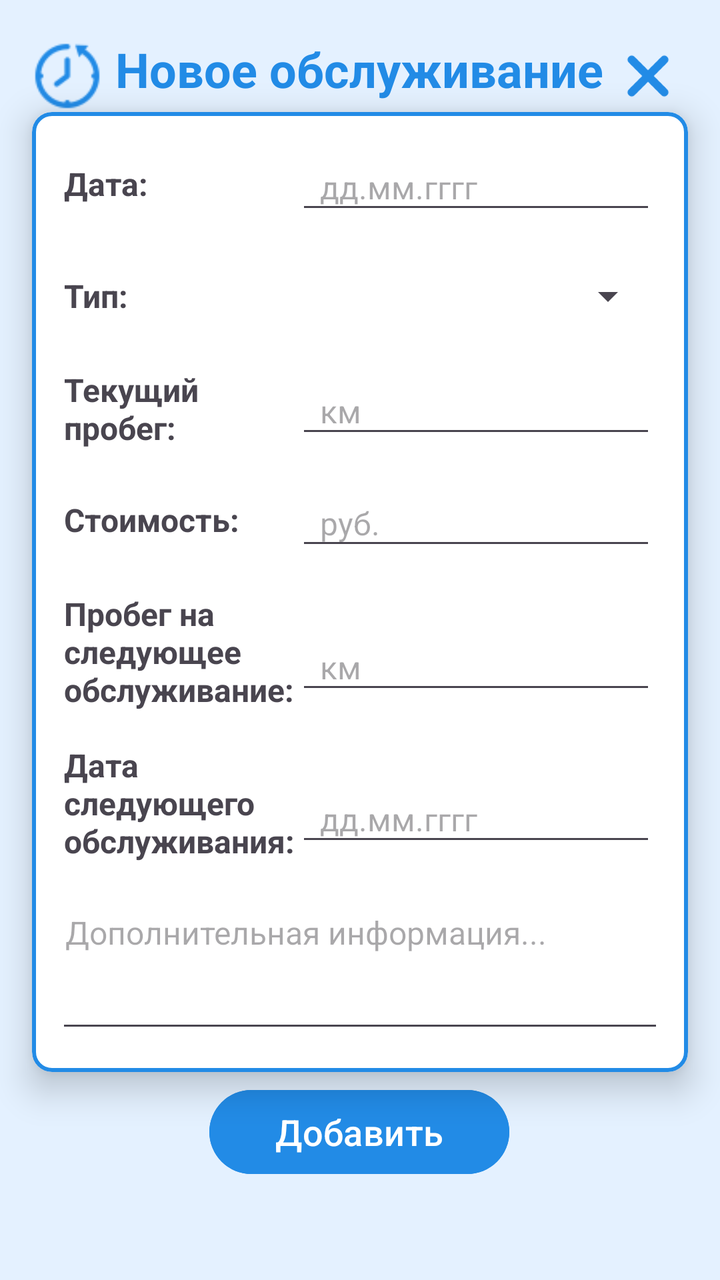
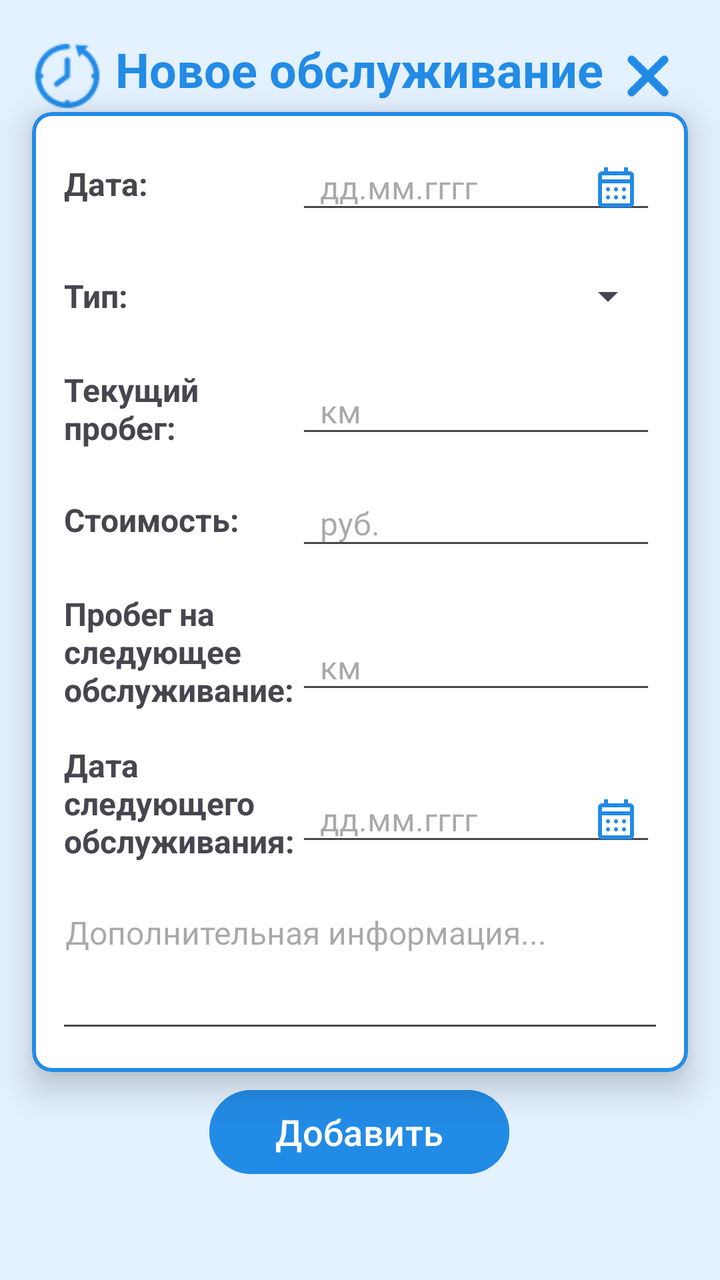

Screens rendered from an Android XML layout before and after an edit, with the pre-edit source and the edit as a unified diff.
<!-- AndroidManifest.xml: application theme Theme.MyCar -->
<!-- res/layout/activity_main_maintenance.xml -->
<?xml version="1.0" encoding="utf-8"?>
<androidx.constraintlayout.widget.ConstraintLayout xmlns:android="http://schemas.android.com/apk/res/android"
    xmlns:app="http://schemas.android.com/apk/res-auto"
    xmlns:tools="http://schemas.android.com/tools"
    android:layout_width="match_parent"
    android:layout_height="match_parent"
    android:background="#E4F1FF"
    tools:context=".MainActivityMaintenance">

    

    <ImageView
        android:id="@+id/imageView12"
        android:layout_width="40dp"
        android:layout_height="40dp"
        app:layout_constraintBottom_toBottomOf="parent"
        app:layout_constraintEnd_toEndOf="parent"
        app:layout_constraintHorizontal_bias="0.043"
        app:layout_constraintStart_toStartOf="parent"
        app:layout_constraintTop_toTopOf="parent"
        app:layout_constraintVertical_bias="0.03"
        app:srcCompat="@drawable/history" />

    <TextView
        android:id="@+id/textView2"
        android:layout_width="wrap_content"
        android:layout_height="wrap_content"
        android:text="Новое обслуживание"
        android:textColor="#228BE6"
        android:textSize="24sp"
        android:textStyle="bold"
        app:layout_constraintBottom_toBottomOf="parent"
        app:layout_constraintEnd_toEndOf="parent"
        app:layout_constraintHorizontal_bias="0.497"
        app:layout_constraintStart_toStartOf="parent"
        app:layout_constraintTop_toTopOf="parent"
        app:layout_constraintVertical_bias="0.03" />

    <androidx.cardview.widget.CardView
        android:id="@+id/cardView"
        android:layout_width="0dp"
        android:layout_height="wrap_content"
        app:cardBackgroundColor="#228BE6"
        app:layout_constraintBottom_toBottomOf="parent"
        app:layout_constraintEnd_toEndOf="parent"
        app:layout_constraintStart_toStartOf="parent"/>

    <com.google.android.material.card.MaterialCardView
        android:id="@+id/maintenanceCardView"
        android:layout_width="0dp"
        android:layout_height="480dp"
        android:layout_marginStart="16dp"
        android:layout_marginTop="32dp"
        android:layout_marginEnd="16dp"
        android:layout_marginBottom="32dp"
        app:cardBackgroundColor="@android:color/white"
        app:cardCornerRadius="10dp"
        app:cardElevation="10dp"
        app:layout_constraintBottom_toTopOf="@+id/addMaintenanceButton"
        app:layout_constraintEnd_toEndOf="parent"
        app:layout_constraintStart_toStartOf="parent"
        app:layout_constraintTop_toBottomOf="@+id/textView2"
        app:strokeColor="#228BE6"
        app:strokeWidth="2dp">

        <androidx.constraintlayout.widget.ConstraintLayout
            android:layout_width="match_parent"
            android:layout_height="match_parent"
            android:padding="16dp">

            
            <TextView
                android:id="@+id/textViewDateLabel"
                android:layout_width="100dp"
                android:layout_height="40dp"
                android:gravity="center_vertical"
                android:text="Дата:"
                android:textSize="16sp"
                android:textStyle="bold"
                app:layout_constraintStart_toStartOf="parent"
                app:layout_constraintTop_toTopOf="parent" />

            <EditText
                android:id="@+id/dateEditText"
                android:layout_width="180dp"
                android:layout_height="40dp"
                android:hint="дд.мм.гггг"
                android:inputType="number"
                android:maxLength="10"
                android:paddingStart="12dp"
                android:textSize="16sp"
                app:layout_constraintEnd_toEndOf="parent"
                app:layout_constraintTop_toTopOf="parent" />

            
            <TextView
                android:id="@+id/textViewServiceTypeLabel"
                android:layout_width="40dp"
                android:layout_height="40dp"
                android:layout_marginTop="16dp"
                android:gravity="center_vertical"
                android:text="Тип:"
                android:textSize="16sp"
                android:textStyle="bold"
                app:layout_constraintStart_toStartOf="parent"
                app:layout_constraintTop_toBottomOf="@+id/textViewDateLabel" />

            <Spinner
                android:id="@+id/serviceTypeSpinner"
                android:layout_width="250dp"
                android:layout_height="40dp"
                android:layout_marginTop="16dp"
                android:paddingStart="12dp"
                app:layout_constraintEnd_toEndOf="parent"
                app:layout_constraintTop_toBottomOf="@+id/dateEditText" />

            
            <TextView
                android:id="@+id/textViewMileageLabel"
                android:layout_width="100dp"
                android:layout_height="40dp"
                android:layout_marginTop="16dp"
                android:gravity="center_vertical"
                android:text="Текущий пробег:"
                android:textSize="16sp"
                android:textStyle="bold"
                app:layout_constraintStart_toStartOf="parent"
                app:layout_constraintTop_toBottomOf="@+id/textViewServiceTypeLabel" />

            <EditText
                android:id="@+id/mileageEditText"
                android:layout_width="180dp"
                android:layout_height="40dp"
                android:layout_marginTop="16dp"
                android:hint="км"
                android:inputType="numberDecimal"
                android:paddingStart="12dp"
                android:textSize="16sp"
                app:layout_constraintEnd_toEndOf="parent"
                app:layout_constraintTop_toBottomOf="@+id/serviceTypeSpinner" />

            
            <TextView
                android:id="@+id/textViewAmountLabel"
                android:layout_width="100dp"
                android:layout_height="40dp"
                android:layout_marginTop="16dp"
                android:gravity="center_vertical"
                android:text="Стоимость:"
                android:textSize="16sp"
                android:textStyle="bold"
                app:layout_constraintStart_toStartOf="parent"
                app:layout_constraintTop_toBottomOf="@+id/textViewMileageLabel" />

            <EditText
                android:id="@+id/amountEditText"
                android:layout_width="180dp"
                android:layout_height="40dp"
                android:layout_marginTop="16dp"
                android:hint="руб."
                android:inputType="numberDecimal"
                android:paddingStart="12dp"
                android:textSize="16sp"
                app:layout_constraintEnd_toEndOf="parent"
                app:layout_constraintTop_toBottomOf="@+id/mileageEditText" />

            
            <TextView
                android:id="@+id/textViewNextServiceLabel"
                android:layout_width="119dp"
                android:layout_height="wrap_content"
                android:layout_marginTop="16dp"
                android:gravity="center_vertical"
                android:text="Пробег на следующее обслуживание:"
                android:textSize="16sp"
                android:textStyle="bold"
                app:layout_constraintStart_toStartOf="parent"
                app:layout_constraintTop_toBottomOf="@+id/textViewAmountLabel" />

            <TextView
                android:id="@+id/textViewNextServiceLabel4"
                android:layout_width="122dp"
                android:layout_height="wrap_content"
                android:layout_marginTop="16dp"
                android:gravity="center_vertical"
                android:text="Дата следующего обслуживания:"
                android:textSize="16sp"
                android:textStyle="bold"
                app:layout_constraintStart_toStartOf="parent"
                app:layout_constraintTop_toBottomOf="@+id/textViewNextServiceLabel" />

            

            <EditText
                android:id="@+id/nextServiceMileageEditText"
                android:layout_width="180dp"
                android:layout_height="40dp"
                android:layout_marginTop="32dp"
                android:hint="км"
                android:inputType="number"
                android:maxLength="10"
                android:paddingStart="12dp"
                android:textSize="16sp"
                app:layout_constraintEnd_toEndOf="parent"
                app:layout_constraintTop_toBottomOf="@+id/amountEditText" />

            <EditText
                android:id="@+id/nextServiceDateEditText"
                android:layout_width="180dp"
                android:layout_height="40dp"
                android:layout_marginTop="36dp"
                android:hint="дд.мм.гггг"
                android:inputType="number"
                android:maxLength="10"
                android:paddingStart="12dp"
                android:textSize="16sp"
                app:layout_constraintEnd_toEndOf="parent"
                app:layout_constraintTop_toBottomOf="@+id/nextServiceMileageEditText" />

            <EditText
                android:id="@+id/descriptionEditText"
                android:layout_width="320dp"
                android:layout_height="74dp"
                android:layout_marginTop="16dp"
                android:gravity="top"
                android:hint="Дополнительная информация..."
                android:inputType="textMultiLine"
                android:paddingStart="12dp"
                android:paddingTop="8dp"
                android:textSize="16sp"
                app:layout_constraintEnd_toEndOf="parent"
                app:layout_constraintHorizontal_bias="0.49"
                app:layout_constraintStart_toStartOf="parent"
                app:layout_constraintTop_toBottomOf="@+id/textViewNextServiceLabel4" />

        </androidx.constraintlayout.widget.ConstraintLayout>
    </com.google.android.material.card.MaterialCardView>

    <Button
        android:id="@+id/addMaintenanceButton"
        android:layout_width="150dp"
        android:layout_height="50dp"
        android:backgroundTint="#228BE6"
        android:text="Добавить"
        android:textSize="18sp"
        app:layout_constraintBottom_toBottomOf="parent"
        app:layout_constraintEnd_toEndOf="parent"
        app:layout_constraintHorizontal_bias="0.498"
        app:layout_constraintStart_toStartOf="parent"
        app:layout_constraintTop_toTopOf="parent"
        app:layout_constraintVertical_bias="0.917" />

    <ImageView
        android:id="@+id/imageViewCancel"
        android:layout_width="40dp"
        android:layout_height="40dp"
        android:layout_marginEnd="16dp"
        android:contentDescription="Отмена"
        android:tint="#228BE6"
        app:layout_constraintBottom_toBottomOf="parent"
        app:layout_constraintEnd_toEndOf="parent"
        app:layout_constraintHorizontal_bias="1.0"
        app:layout_constraintStart_toEndOf="@+id/textView2"
        app:layout_constraintTop_toTopOf="parent"
        app:layout_constraintVertical_bias="0.03"
        app:srcCompat="@drawable/cancel" />

</androidx.constraintlayout.widget.ConstraintLayout>
<!-- resources referenced by this layout -->
<resources>
  <!-- drawable cancel: png bitmap (drawable, 43065 bytes) -->
  <!-- drawable history: png bitmap (drawable, 1255 bytes) -->
  <style name="Theme.MyCar" parent="Base.Theme.MyCar" />
  <style name="Base.Theme.MyCar" parent="Theme.Material3.DayNight.NoActionBar">
          
          <item name="colorPrimary">@color/my_home_bar_color</item>
          <item name="colorSecondary">@color/my_home_bar_color</item>
          <item name="android:statusBarColor">@color/my_status_bar_color</item>
          <item name="android:navigationBarColor">@color/my_status_bar_color</item>
      </style>
  <color name="my_home_bar_color">#228BE6</color>
  <color name="my_status_bar_color">#E4F1FF</color>
</resources>

<!-- the commit's change to res/layout/activity_main_maintenance.xml (unified diff, before → after) -->
@@ -84,10 +84,13 @@
                 android:id="@+id/dateEditText"
                 android:layout_width="180dp"
                 android:layout_height="40dp"
+                android:clickable="true"
+                android:drawableEnd="@drawable/calendar"
+                android:drawablePadding="4dp"
+                android:focusable="false"
                 android:hint="дд.мм.гггг"
-                android:inputType="number"
-                android:maxLength="10"
-                android:paddingStart="12dp"
+                android:paddingStart="12dp"
+                android:paddingEnd="8dp"
                 android:textSize="16sp"
                 app:layout_constraintEnd_toEndOf="parent"
                 app:layout_constraintTop_toTopOf="parent" />
@@ -209,10 +212,13 @@
                 android:layout_width="180dp"
                 android:layout_height="40dp"
                 android:layout_marginTop="36dp"
+                android:clickable="true"
+                android:drawableEnd="@drawable/calendar"
+                android:drawablePadding="4dp"
+                android:focusable="false"
                 android:hint="дд.мм.гггг"
-                android:inputType="number"
-                android:maxLength="10"
-                android:paddingStart="12dp"
+                android:paddingStart="12dp"
+                android:paddingEnd="8dp"
                 android:textSize="16sp"
                 app:layout_constraintEnd_toEndOf="parent"
                 app:layout_constraintTop_toBottomOf="@+id/nextServiceMileageEditText" />
@@ -265,4 +271,19 @@
         app:layout_constraintVertical_bias="0.03"
         app:srcCompat="@drawable/cancel" />
 
+    
+    <FrameLayout
+        android:id="@+id/progressOverlay"
+        android:layout_width="match_parent"
+        android:layout_height="match_parent"
+        android:background="#40E4F1FF"
+        android:visibility="gone"
+        android:elevation="10dp">
+        <ProgressBar
+            android:layout_width="64dp"
+            android:layout_height="64dp"
+            android:layout_gravity="center"
+            android:indeterminateTint="#228BE6" />
+    </FrameLayout>
+
 </androidx.constraintlayout.widget.ConstraintLayout>
<!-- resource entries referenced after the edit -->
@@ -1,16 +1,32 @@
 <!-- resources referenced by this layout -->
 <resources>
+  <!-- drawable calendar (drawable) -->
+  <vector xmlns:android="http://schemas.android.com/apk/res/android"
+      android:width="24dp"
+      android:height="24dp"
+      android:viewportWidth="960"
+      android:viewportHeight="960">
+    <path
+        android:pathData="M200,880q-33,0 -56.5,-23.5T120,800v-560q0,-33 23.5,-56.5T200,160h40v-80h80v80h320v-80h80v80h40q33,0 56.5,23.5T840,240v560q0,33 -23.5,56.5T760,880L200,880ZM200,800h560v-400L200,400v400ZM200,320h560v-80L200,240v80ZM200,320v-80,80ZM480,560q-17,0 -28.5,-11.5T440,520q0,-17 11.5,-28.5T480,480q17,0 28.5,11.5T520,520q0,17 -11.5,28.5T480,560ZM291.5,548.5Q280,537 280,520t11.5,-28.5Q303,480 320,480t28.5,11.5Q360,503 360,520t-11.5,28.5Q337,560 320,560t-28.5,-11.5ZM640,560q-17,0 -28.5,-11.5T600,520q0,-17 11.5,-28.5T640,480q17,0 28.5,11.5T680,520q0,17 -11.5,28.5T640,560ZM480,720q-17,0 -28.5,-11.5T440,680q0,-17 11.5,-28.5T480,640q17,0 28.5,11.5T520,680q0,17 -11.5,28.5T480,720ZM291.5,708.5Q280,697 280,680t11.5,-28.5Q303,640 320,640t28.5,11.5Q360,663 360,680t-11.5,28.5Q337,720 320,720t-28.5,-11.5ZM640,720q-17,0 -28.5,-11.5T600,680q0,-17 11.5,-28.5T640,640q17,0 28.5,11.5T680,680q0,17 -11.5,28.5T640,720Z"
+        android:fillColor="#228BE6"/>
+  </vector>
   <!-- drawable cancel: png bitmap (drawable, 43065 bytes) -->
   <!-- drawable history: png bitmap (drawable, 1255 bytes) -->
   <style name="Theme.MyCar" parent="Base.Theme.MyCar" />
   <style name="Base.Theme.MyCar" parent="Theme.Material3.DayNight.NoActionBar">
-          
           <item name="colorPrimary">@color/my_home_bar_color</item>
           <item name="colorSecondary">@color/my_home_bar_color</item>
           <item name="android:statusBarColor">@color/my_status_bar_color</item>
           <item name="android:navigationBarColor">@color/my_status_bar_color</item>
+          <item name="android:windowAnimationStyle">@style/ActivityAnimation</item>
       </style>
   <color name="my_home_bar_color">#228BE6</color>
   <color name="my_status_bar_color">#E4F1FF</color>
+  <style name="ActivityAnimation" parent="@android:style/Animation.Activity">
+          <item name="android:activityOpenEnterAnimation">@anim/slide_in_right</item>
+          <item name="android:activityOpenExitAnimation">@anim/slide_out_left</item>
+          <item name="android:activityCloseEnterAnimation">@anim/slide_in_left</item>
+          <item name="android:activityCloseExitAnimation">@anim/slide_out_right</item>
+      </style>
 </resources>
 
